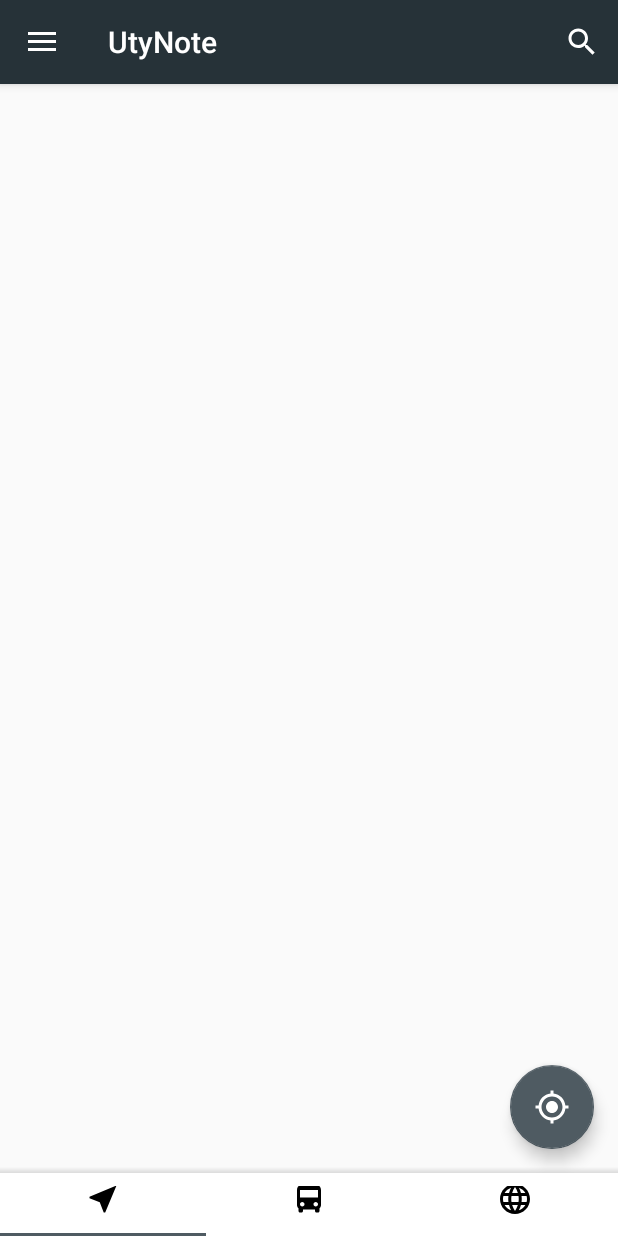
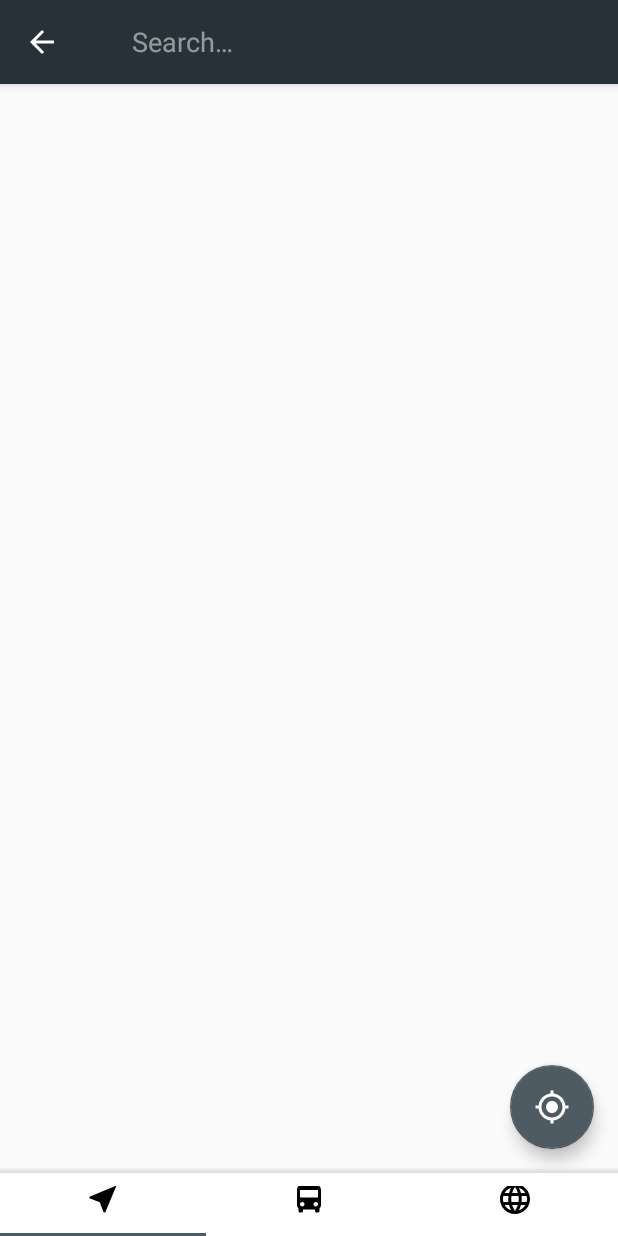
Before and after one commit to reinterpretcat/utynote, an Android app: the screen it shows after launch (MainActivity), after a tap on "Search", on a phone screen of 412 x 824 dp. Run offline under Robolectric (Android 15) with nearby library versions, the phone set to English and light mode, and no system bars.

Commit message:
Add initial search action handling

```diff
--- a/app/src/main/java/com/utynote/activities/MainActivity.java
+++ b/app/src/main/java/com/utynote/activities/MainActivity.java
@@ -8,6 +8,7 @@ import android.support.v4.view.GravityCompat;
 import android.support.v4.widget.DrawerLayout;
 import android.support.v7.app.ActionBarDrawerToggle;
 import android.support.v7.app.AppCompatActivity;
+import android.support.v7.widget.SearchView;
 import android.support.v7.widget.Toolbar;
 import android.view.Menu;
 import android.view.MenuItem;
@@ -89,6 +90,24 @@ public class MainActivity extends AppCompatActivity
     @Override
     public boolean onCreateOptionsMenu(Menu menu) {
         getMenuInflater().inflate(R.menu.main_appbar, menu);
+
+        final MenuItem myActionMenuItem = menu.findItem( R.id.action_search);
+        final SearchView searchView = (SearchView) myActionMenuItem.getActionView();
+        searchView.setOnQueryTextListener(new SearchView.OnQueryTextListener() {
+            @Override
+            public boolean onQueryTextSubmit(String query) {
+                /*if (!searchView.isIconified()) {
+                    searchView.setIconified(true);
+                }
+                myActionMenuItem.collapseActionView();*/
+                return false;
+            }
+            @Override
+            public boolean onQueryTextChange(String s) {
+                return false;
+            }
+        });
+
         return true;
     }
 
--- a/app/src/main/res/layout/main_appbar.xml
+++ b/app/src/main/res/layout/main_appbar.xml
@@ -11,15 +11,7 @@
         android:layout_width="match_parent"
         android:layout_height="?attr/actionBarSize"
         android:background="?attr/colorPrimary"
-        app:popupTheme="@style/AppTheme.PopupOverlay">
-
-        <!--<EditText
-            android:id="@+id/toolbar_edit"
-            android:layout_width="match_parent"
-            android:layout_height="match_parent"
-            android:visibility="gone"
-            />-->
-
-    </android.support.v7.widget.Toolbar>
+        app:popupTheme="@style/AppTheme.PopupOverlay"
+        />
 
 </android.support.design.widget.AppBarLayout>
--- a/app/src/main/res/menu/main_appbar.xml
+++ b/app/src/main/res/menu/main_appbar.xml
@@ -6,5 +6,7 @@
         android:icon="@drawable/ic_appbar_search"
         android:orderInCategory="100"
         android:title="@string/action_search"
-        app:showAsAction="ifRoom" />
+        app:actionViewClass="android.support.v7.widget.SearchView"
+        app:showAsAction="always|collapseActionView"
+        />
 </menu>
```
